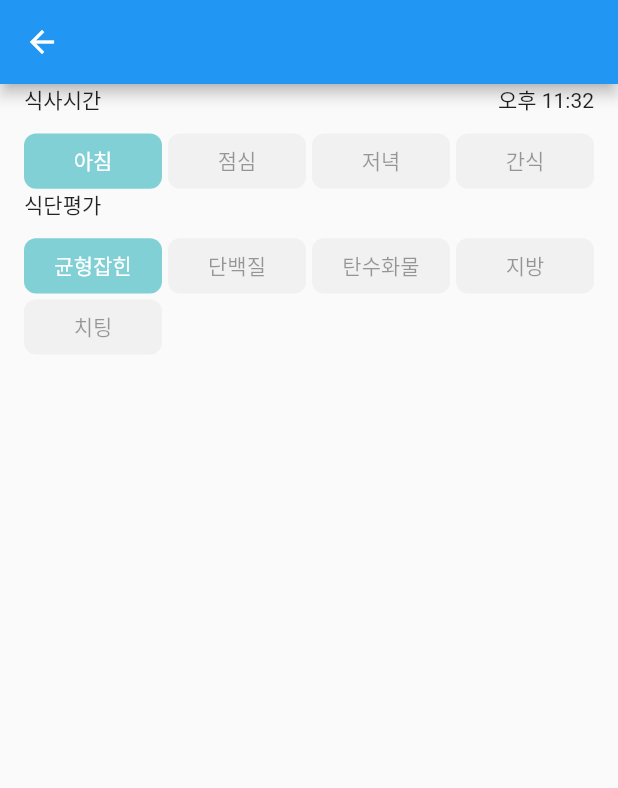
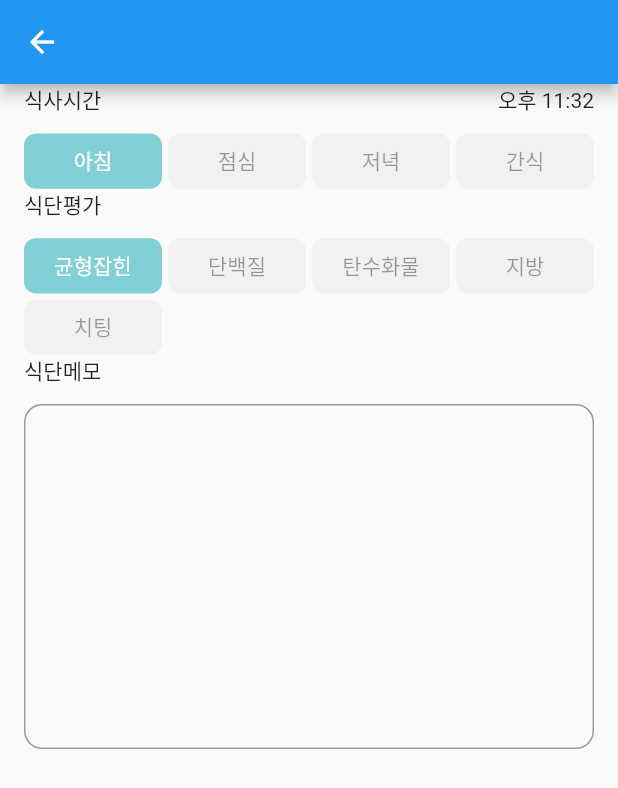
Before and after one commit to EunjoungAhn/dietapp, a Flutter app: the FoodAddPage screen opened directly, on a phone screen of 412 x 824 dp. Shown: the top 788 px of the screen. Run offline on Flutter 3.47's test engine with Material 2 defaults, Android fonts, the phone set to English and light mode, and no system bars; our stand-ins replace sqflite; accounts and stored records are empty.

Commit message:
메모 작성란 추가

```diff
--- a/lib/view/food.dart
+++ b/lib/view/food.dart
@@ -16,6 +16,7 @@ class FoodAddPage extends StatefulWidget {
 class _FoodAddPageState extends State<FoodAddPage> {
  // Food에 접근할 수 있게 설정
   Food get food => widget.food;
+  TextEditingController memoController = TextEditingController();
 
   @override
   Widget build(BuildContext context) {
@@ -34,7 +35,7 @@ class _FoodAddPageState extends State<FoodAddPage> {
                 ),
               );
             }
-            else if( index == 1){
+            else if(index == 1){
               return Container(
                 margin: EdgeInsets.symmetric(horizontal: 16),
                 child: Column(
@@ -85,7 +86,7 @@ class _FoodAddPageState extends State<FoodAddPage> {
                 ),
               );
             }
-            else if( index == 2){
+            else if(index == 2){
               return Container(
                 margin: EdgeInsets.symmetric(horizontal: 16),
                 child: Column(
@@ -134,7 +135,30 @@ class _FoodAddPageState extends State<FoodAddPage> {
                 ),
               );
             }
-
+            else if(index == 3){
+              return Container(
+                margin: EdgeInsets.symmetric(horizontal: 16),
+                child: Column(
+                  crossAxisAlignment: CrossAxisAlignment.start,
+                  children: [
+                    Text("식단메모"),
+                    Container(height: 12),
+                    TextField(
+                      maxLines: 10,
+                      minLines: 10,
+                      keyboardType: TextInputType.multiline,
+                      controller: memoController,
+                      decoration: InputDecoration(
+                        border: OutlineInputBorder(
+                          borderSide: BorderSide(color: txtColor, width: 0.5),
+                          borderRadius: BorderRadius.circular(12),
+                        )
+                      ),
+                    )
+                  ],
+                ),
+              );
+            }
             return Container();
           },
           itemCount: 4,
```
